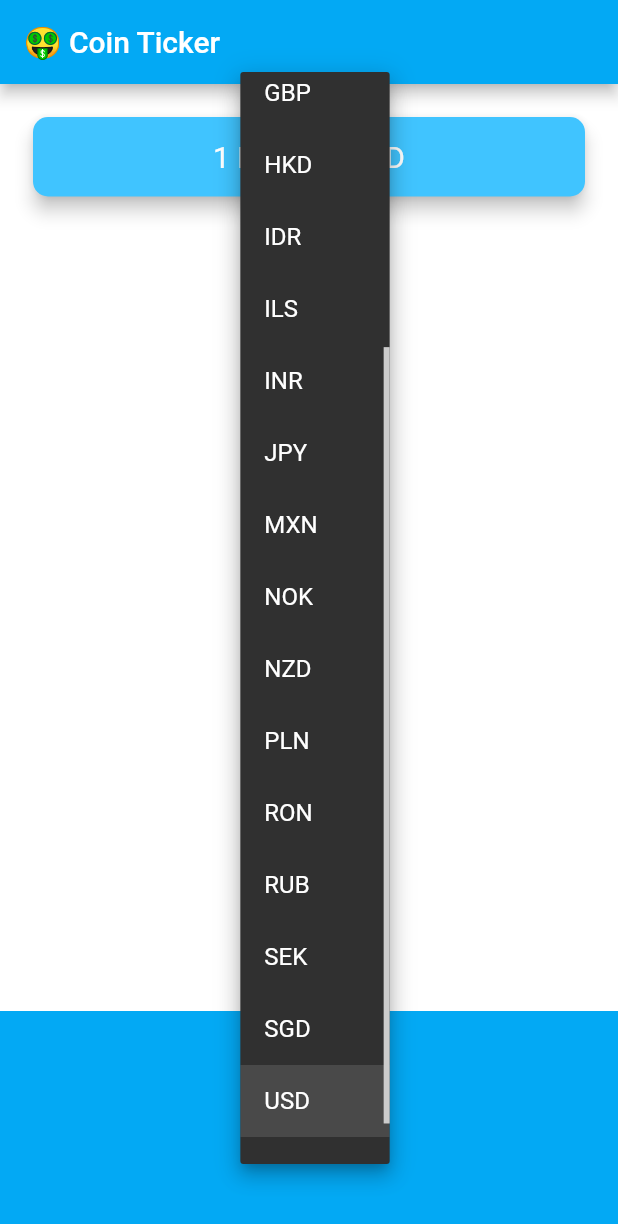
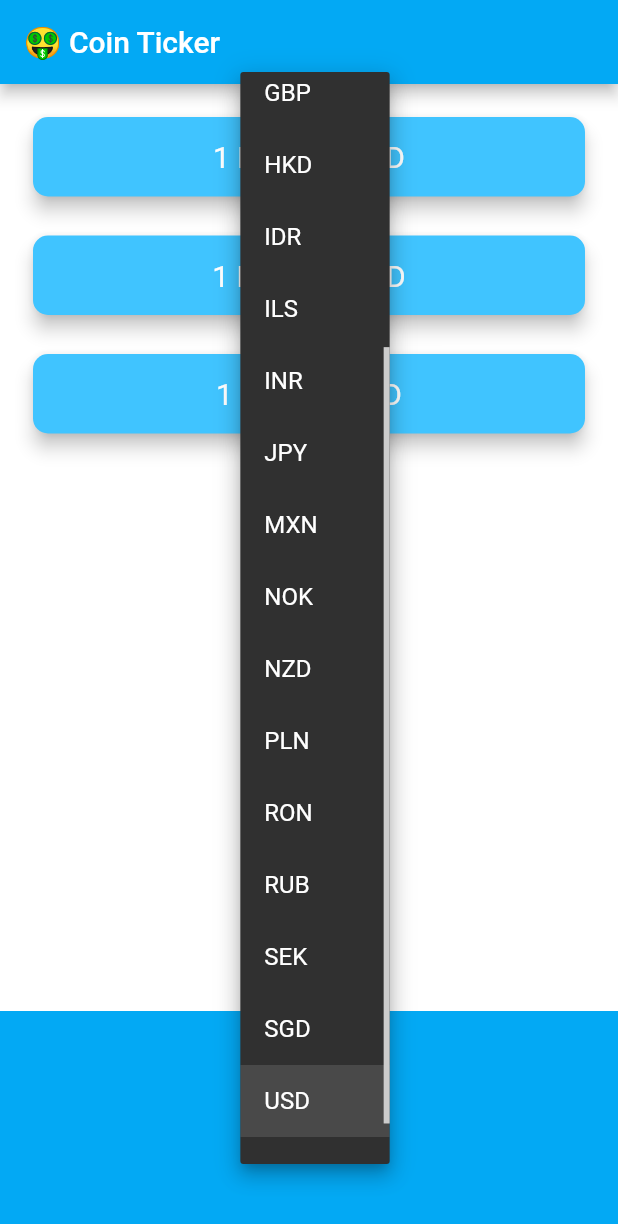
Before and after one commit to HeratUni-CS/bitcoin-ticker-EhsanEsmaily747, a Flutter app: the screen it shows after launch, after a tap on "USD", on a phone screen of 412 x 824 dp. Shown: the top 1224 px of the screen. Run offline on Flutter 3.47's test engine with Material 2 defaults, Android fonts, the phone set to English and light mode, and no system bars; network calls fail.

Commit message:
the number of requests increased for more coin rates

```diff
--- a/lib/price_screen.dart
+++ b/lib/price_screen.dart
@@ -19,13 +19,19 @@ class _PriceScreenState extends State<PriceScreen> {
   void getOnlineRates(String? currency) async{
     OnlineRates onlinerate=OnlineRates();
     var data= await onlinerate.getRate(currency);
+    print(data);
+    // try {
+
     setState(() {
+      BTCrate=data[0]['rate'].toInt();
+      ETHrate=data[1]['rate'].toInt();
+      LTCrate=data[2]['rate'].toInt();
+    });
+    // } catch (e) {
+    //   print(e);
+    // }
 
-    rate=data['rate'].toInt();
-    });
-    print(rate);
-
-  }
+    }
 
   DropdownButton getCurrenciesMethodforAndroid(){
 
@@ -63,7 +69,10 @@ class _PriceScreenState extends State<PriceScreen> {
             }, children: getcurrency);
   }
 
-  int rate=0;
+  int BTCrate=0;
+  int ETHrate=0;
+  int LTCrate=0;
+
   String? selectedCurrency='USD';
 
 
@@ -78,6 +87,30 @@ class _PriceScreenState extends State<PriceScreen> {
         mainAxisAlignment: MainAxisAlignment.spaceBetween,
         crossAxisAlignment: CrossAxisAlignment.stretch,
         children: <Widget>[
+          Column(
+            crossAxisAlignment: CrossAxisAlignment.stretch,
+            children: [
+              Padding(
+            padding: const EdgeInsets.fromLTRB(18.0, 18.0, 18.0, 0),
+            child: Card(
+              color: Colors.lightBlueAccent,
+              elevation: 5.0,
+              shape: RoundedRectangleBorder(
+                borderRadius: BorderRadius.circular(10.0),
+              ),
+              child: Padding(
+                padding: EdgeInsets.symmetric(vertical: 15.0, horizontal: 28.0),
+                child: Text(
+                  '1 BTC = $BTCrate $selectedCurrency',
+                  textAlign: TextAlign.center,
+                  style: TextStyle(
+                    fontSize: 20.0,
+                    color: Colors.white,
+                  ),
+                ),
+              ),
+            ),
+          ),
           Padding(
             padding: const EdgeInsets.fromLTRB(18.0, 18.0, 18.0, 0),
             child: Card(
@@ -89,7 +122,27 @@ class _PriceScreenState extends State<PriceScreen> {
               child: Padding(
                 padding: EdgeInsets.symmetric(vertical: 15.0, horizontal: 28.0),
                 child: Text(
-                  '1 BTC = $rate $selectedCurrency',
+                  '1 ETH = $ETHrate $selectedCurrency',
+                  textAlign: TextAlign.center,
+                  style: TextStyle(
+                    fontSize: 20.0,
+                    color: Colors.white,
+                  ),
+                ),
+              ),
+            ),
+          ),Padding(
+            padding: const EdgeInsets.fromLTRB(18.0, 18.0, 18.0, 0),
+            child: Card(
+              color: Colors.lightBlueAccent,
+              elevation: 5.0,
+              shape: RoundedRectangleBorder(
+                borderRadius: BorderRadius.circular(10.0),
+              ),
+              child: Padding(
+                padding: EdgeInsets.symmetric(vertical: 15.0, horizontal: 28.0),
+                child: Text(
+                  '1 LTC = $LTCrate $selectedCurrency',
                   textAlign: TextAlign.center,
                   style: TextStyle(
                     fontSize: 20.0,
@@ -99,7 +152,10 @@ class _PriceScreenState extends State<PriceScreen> {
               ),
             ),
           ),
-          Container(
+
+            ],
+          ),
+                    Container(
             height: 150.0,
             alignment: Alignment.center,
             padding: const EdgeInsets.only(bottom: 30.0),
--- a/lib/services/network.dart
+++ b/lib/services/network.dart
@@ -14,6 +14,8 @@ class NetworkHelper{
     if (response.statusCode==200) {
       String data = response.body;
       return jsonDecode(data);
+    }else{
+      print('error');
     }
   }
 }
--- a/lib/services/statistics.dart
+++ b/lib/services/statistics.dart
@@ -2,14 +2,24 @@ import 'network.dart';
 
 class OnlineRates {
 
-  String apiKey='095AEA86-879E-48EB-B48F-0792BF872A3B';
-  String url='https://rest.coinapi.io/v1/exchangerate/BTC/';
+  String apiKey='1AAABBDA-EA69-4A6A-BEF8-0143ED0B2ADE';
+  String url='https://rest.coinapi.io/v1/exchangerate';
 
 
   Future<dynamic> getRate(String? currencyName) async{
+    var datas=[];
+    NetworkHelper getBTCstatics= NetworkHelper(url: '$url/BTC/$currencyName?apikey=$apiKey');
+    var btcRate=await getBTCstatics.getData();
+    datas.add(btcRate);
 
-    NetworkHelper getstatics= NetworkHelper(url: '$url$currencyName?apikey=$apiKey');
-    var rates=await getstatics.getData();
-    return rates;
+    NetworkHelper getETHstatics= NetworkHelper(url: '$url/ETH/$currencyName?apikey=$apiKey');
+    var ethRate=await getETHstatics.getData();
+    datas.add(ethRate);
+
+    NetworkHelper getstatics= NetworkHelper(url: '$url/LTC/$currencyName?apikey=$apiKey');
+    var ltcRate=await getstatics.getData();
+    datas.add(ltcRate);
+    print(datas);
+    return datas;
   }
 }
```
